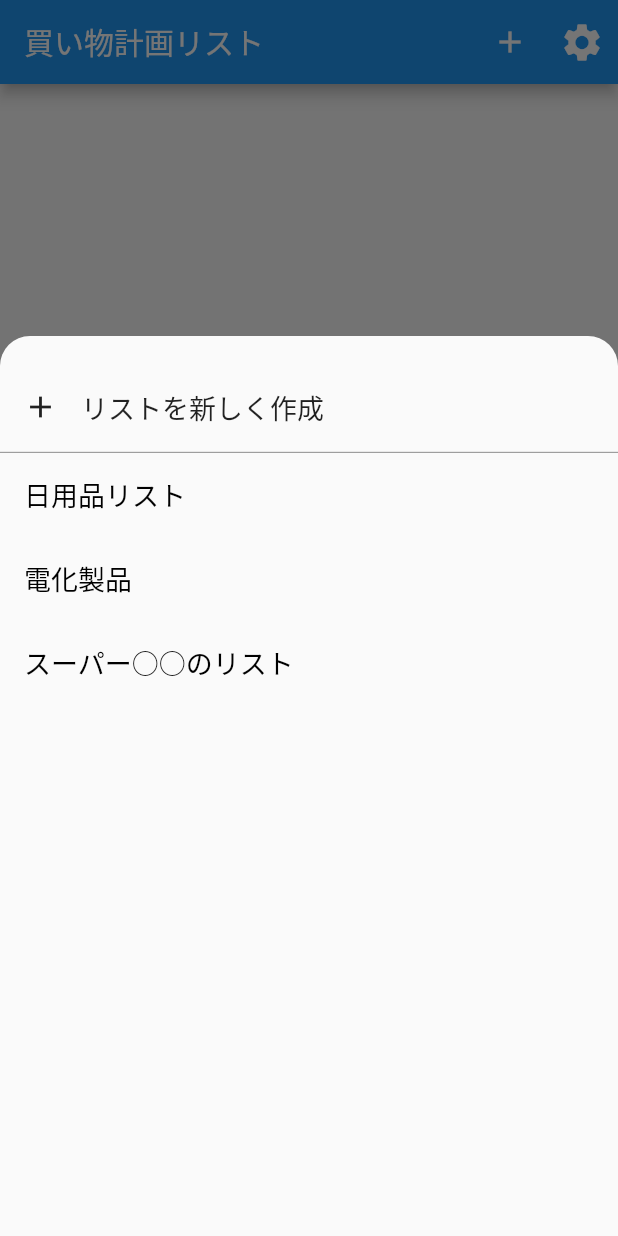
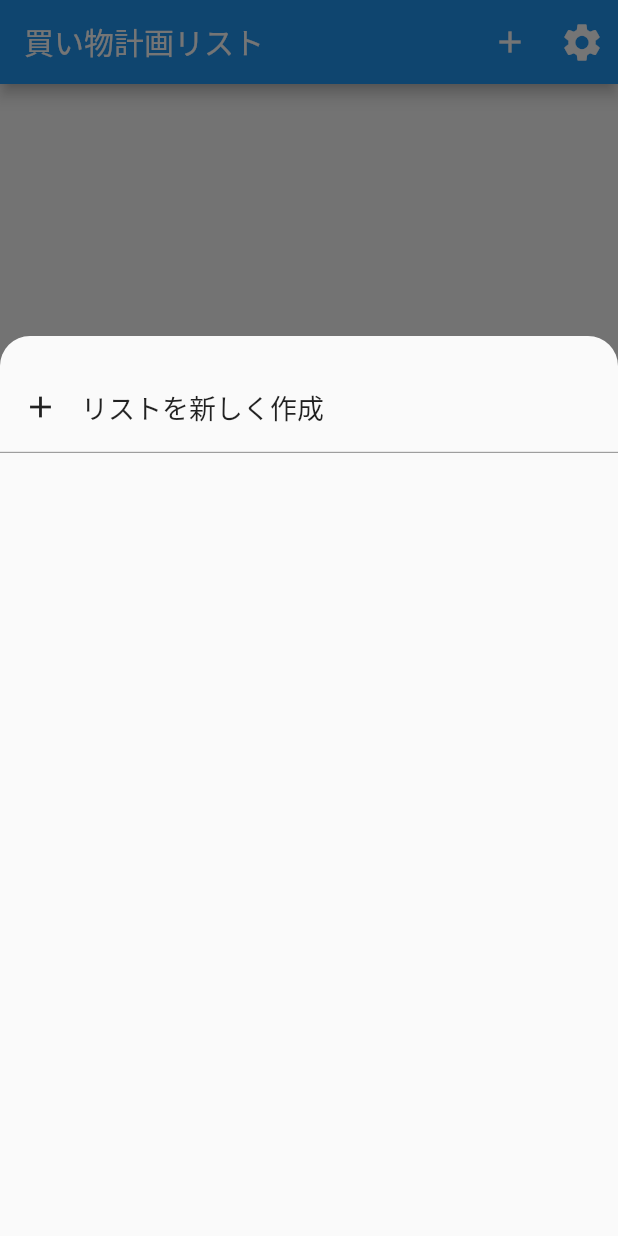
Before and after one commit to matsukawa06/shoppinglist, a Flutter app: the screen it shows after launch, after a tap on the "menu" icon, on a phone screen of 412 x 824 dp. Run offline on Flutter 3.47's test engine with Material 2 defaults, Android fonts, the phone set to English and light mode, and no system bars; our stand-ins replace package_info, shared_preferences, sqflite; accounts and stored records are empty.

Commit message:
グループリスト開発中

```diff
--- a/lib/Views/main_page/menulist_icon.dart
+++ b/lib/Views/main_page/menulist_icon.dart
@@ -1,3 +1,5 @@
+import 'package:shoppinglist/Views/edit_page/edit_page.dart';
+
 import '../../Common/importer.dart';
 
 ///
@@ -20,11 +22,9 @@ class MenuListIcon extends StatelessWidget {
           builder: (BuildContext context) {
             return ConstrainedBox(
               constraints: BoxConstraints(
-                // minHeight: 100.0,
                 maxHeight: 600.0,
               ),
               child: Container(
-                // height: (100 + (55 * 0)),
                 child: _menuList(context),
               ),
             );
@@ -39,24 +39,24 @@ Widget _menuList(BuildContext context) {
   final providerStore = context.watch<ProviderStore>();
   return Column(
     children: [
-      _menuItemAdd("リストを新しく作成"),
+      _menuItemAdd(context, "リストを新しく作成"),
       ListView(
         // shrinkWrap、physicsの記述が無いとエラーになる
         shrinkWrap: true,
         physics: NeverScrollableScrollPhysics(),
-        // children: providerStore.groupList.map(
-        //   (GroupStore store) {
-        //     return Container(
-        //       key: Key(store.id.toString()),
-        //       child: _menuItem(store.title),
-        //     );
-        //   },
-        // ).toList(),
-        children: [
-          _menuItem("日用品リスト"),
-          _menuItem("電化製品"),
-          _menuItem("スーパー○○のリスト"),
-        ],
+        children: providerStore.groupList.map(
+          (GroupStore store) {
+            return Container(
+              key: Key(store.id.toString()),
+              child: _menuItem(store.title),
+            );
+          },
+        ).toList(),
+        // children: [
+        //   _menuItem("日用品リスト"),
+        //   _menuItem("電化製品"),
+        //   _menuItem("スーパー○○のリスト"),
+        // ],
       ),
     ],
   );
@@ -76,7 +76,7 @@ Widget _menuItem(String title) {
   );
 }
 
-Widget _menuItemAdd(String title) {
+Widget _menuItemAdd(BuildContext context, String title) {
   return Container(
     margin: EdgeInsets.only(top: 18),
     height: 60.0,
@@ -88,6 +88,24 @@ Widget _menuItemAdd(String title) {
         ),
       ),
     ),
+    child: InkWell(
+      onTap: () {
+        // "push"で新規画面に遷移
+        Navigator.of(context).push(
+          MaterialPageRoute(
+            builder: (context) {
+              // 遷移先の画面として編集用画面を指定
+              return EditPage();
+            },
+          ),
+        ).then(
+          (value) async {
+            // 画面遷移から戻ってきた時の処理
+            context.read<ProviderStore>().clearItems();
+            context.read<ProviderStore>().initializeList();
+          },
+        );
+      },
       child: Row(
         mainAxisAlignment: MainAxisAlignment.start,
         children: [
@@ -100,5 +118,6 @@ Widget _menuItemAdd(String title) {
           ),
         ],
       ),
+    ),
   );
 }
```
Lines whose indentation alone changed are shown as unchanged.
